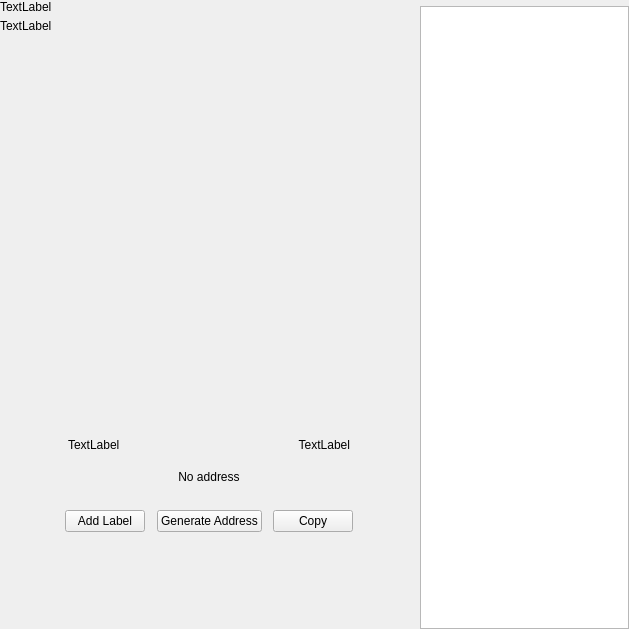
Before: the Qt Designer form src/qt/ucacoin/forms/receivewidget.ui in ucacoin/Ucacoin2, drawn with Qt 5.
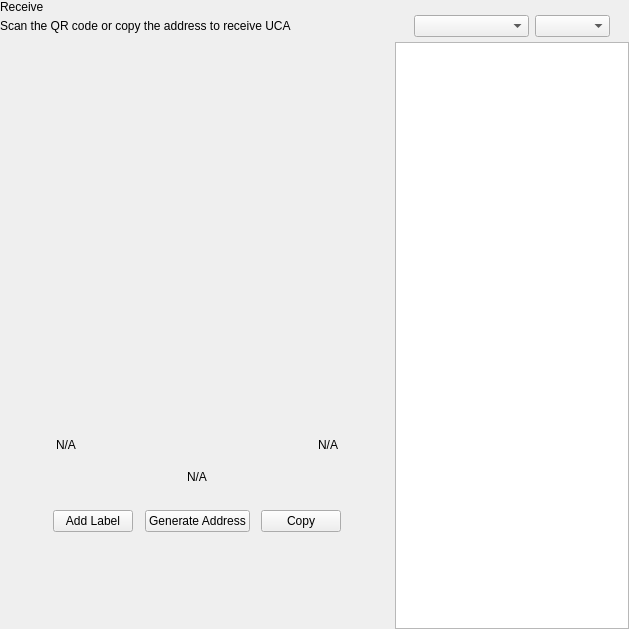
After: the same form once the commit is applied. Custom widgets are drawn as their Qt base class.

Patch:
```diff
--- a/src/qt/ucacoin/forms/receivewidget.ui
+++ b/src/qt/ucacoin/forms/receivewidget.ui
@@ -71,14 +71,14 @@
             <item>
              <widget class="QLabel" name="labelTitle">
               <property name="text">
-               <string>TextLabel</string>
+               <string>Receive</string>
               </property>
              </widget>
             </item>
             <item alignment="Qt::AlignTop">
              <widget class="QLabel" name="labelSubtitle1">
               <property name="text">
-               <string>TextLabel</string>
+               <string>Scan the QR code or copy the address to receive UCA</string>
               </property>
              </widget>
             </item>
@@ -190,7 +190,7 @@
               <item>
                <widget class="QLabel" name="labelLabel">
                 <property name="text">
-                 <string>TextLabel</string>
+                 <string notr="true">N/A</string>
                 </property>
                </widget>
               </item>
@@ -210,7 +210,7 @@
               <item>
                <widget class="QLabel" name="labelDate">
                 <property name="text">
-                 <string>TextLabel</string>
+                 <string notr="true">N/A</string>
                 </property>
                 <property name="alignment">
                  <set>Qt::AlignRight|Qt::AlignTrailing|Qt::AlignVCenter</set>
@@ -235,7 +235,7 @@
               </size>
              </property>
              <property name="text">
-              <string>No address</string>
+              <string notr="true">N/A</string>
              </property>
              <property name="alignment">
               <set>Qt::AlignCenter</set>
@@ -384,6 +384,66 @@
           </item>
          </layout>
         </item>
+        <item>
+         <widget class="QWidget" name="sortWidget" native="true">
+          <layout class="QHBoxLayout" name="horizontalLayout_6">
+           <property name="leftMargin">
+            <number>19</number>
+           </property>
+           <property name="rightMargin">
+            <number>19</number>
+           </property>
+           <property name="bottomMargin">
+            <number>5</number>
+           </property>
+           <item>
+            <spacer name="horizontalSpacer_3">
+             <property name="orientation">
+              <enum>Qt::Horizontal</enum>
+             </property>
+             <property name="sizeHint" stdset="0">
+              <size>
+               <width>40</width>
+               <height>20</height>
+              </size>
+             </property>
+            </spacer>
+           </item>
+           <item>
+            <widget class="QComboBox" name="comboBoxSort">
+             <property name="sizePolicy">
+              <sizepolicy hsizetype="Preferred" vsizetype="Fixed">
+               <horstretch>0</horstretch>
+               <verstretch>0</verstretch>
+              </sizepolicy>
+             </property>
+             <property name="minimumSize">
+              <size>
+               <width>115</width>
+               <height>0</height>
+              </size>
+             </property>
+            </widget>
+           </item>
+           <item>
+            <widget class="QComboBox" name="comboBoxSortOrder">
+             <property name="sizePolicy">
+              <sizepolicy hsizetype="Preferred" vsizetype="Fixed">
+               <horstretch>0</horstretch>
+               <verstretch>0</verstretch>
+              </sizepolicy>
+             </property>
+             <property name="minimumSize">
+              <size>
+               <width>75</width>
+               <height>0</height>
+              </size>
+             </property>
+            </widget>
+           </item>
+          </layout>
+         </widget>
+        </item>
         <item>
          <widget class="QListView" name="listViewAddress"/>
         </item>
```
